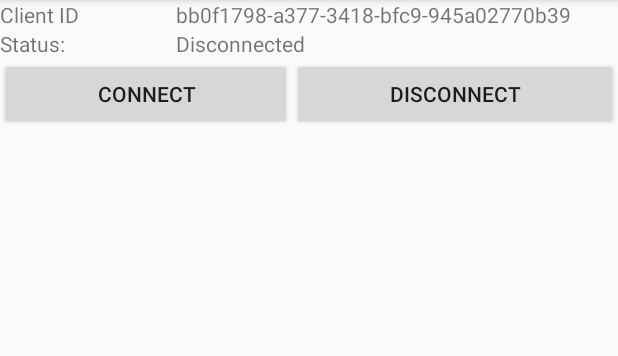
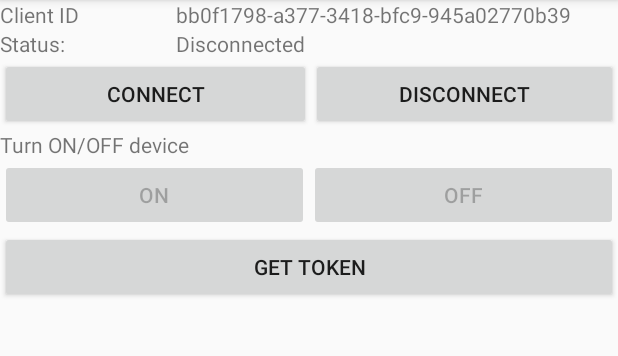
Before and after one commit to matszal/Android_App_4_FYP, an Android app: the screen it shows after launch (MainActivity), on a phone screen of 412 x 824 dp, the part 84-440 px from its top. Run offline under Robolectric (Android 15) with nearby library versions, the phone set to English and light mode, and no system bars; libraries missing offline, so code that uses them is left out: com.amazonaws.auth, com.amazonaws.mobileconnectors, com.amazonaws.regions, com.amazonaws.services, permissions.dispatcher; 21 statements that could not run were skipped.

```diff
--- a/HomeSecurity/app/build.gradle
+++ b/HomeSecurity/app/build.gradle
@@ -33,4 +33,7 @@ dependencies {
     compile 'com.amazonaws:aws-android-sdk-ddb:2.6.+'
     compile 'com.amazonaws:aws-android-sdk-iot:2.6.+'
     implementation 'com.android.support:design:26.1.0'
+    compile 'com.google.firebase:firebase-core:12.0.1'
+    compile 'com.google.firebase:firebase-messaging:12.0.1'
 }
+apply plugin: 'com.google.gms.google-services'
--- a/HomeSecurity/app/src/main/java/com/example/mateusz/homesecurity/MainActivity.java
+++ b/HomeSecurity/app/src/main/java/com/example/mateusz/homesecurity/MainActivity.java
@@ -21,6 +21,7 @@ import com.amazonaws.mobileconnectors.iot.AWSIotKeystoreHelper;
 import com.amazonaws.mobileconnectors.iot.AWSIotMqttClientStatusCallback;
 import com.amazonaws.mobileconnectors.iot.AWSIotMqttLastWillAndTestament;
 import com.amazonaws.mobileconnectors.iot.AWSIotMqttManager;
+import com.amazonaws.mobileconnectors.iot.AWSIotMqttNewMessageCallback;
 import com.amazonaws.mobileconnectors.iot.AWSIotMqttQos;
 import com.amazonaws.regions.Region;
 import com.amazonaws.regions.Regions;
@@ -28,11 +29,14 @@ import com.amazonaws.services.iot.AWSIotClient;
 import com.amazonaws.services.iot.model.AttachPrincipalPolicyRequest;
 import com.amazonaws.services.iot.model.CreateKeysAndCertificateRequest;
 import com.amazonaws.services.iot.model.CreateKeysAndCertificateResult;
+import com.google.firebase.iid.FirebaseInstanceId;
+
 import org.json.JSONException;
 import org.json.JSONObject;
 import java.io.File;
 import java.io.FileInputStream;
 import java.io.IOException;
+import java.io.UnsupportedEncodingException;
 import java.nio.MappedByteBuffer;
 import java.nio.channels.FileChannel;
 import java.nio.charset.Charset;
@@ -70,6 +74,11 @@ public class MainActivity extends AppCompatActivity{
     //TextView keysWindow;
     Button btnConnect;
     Button btnDisconnect;
+    Button btn;
+
+    Button devON;
+    Button devOFF;
+
     TextView tvClientId;
     TextView tvStatus;
 
@@ -77,7 +86,6 @@ public class MainActivity extends AppCompatActivity{
 
     static AWSIotClient mIotAndroidClient;
     static AWSIotMqttManager mqttManager;
-
     CognitoCachingCredentialsProvider credentialsProvider;
 
 
@@ -85,6 +93,7 @@ public class MainActivity extends AppCompatActivity{
     protected void onCreate(Bundle savedInstanceState) {
         super.onCreate(savedInstanceState);
         setContentView(R.layout.activity_main);
+
         //Allowing Strict mode policy for Nougat support
         StrictMode.VmPolicy.Builder builder = new StrictMode.VmPolicy.Builder();
         StrictMode.setVmPolicy(builder.build());
@@ -114,6 +123,22 @@ public class MainActivity extends AppCompatActivity{
         btnConnect.setEnabled(false);
         btnDisconnect = (Button)findViewById(R.id.btnDisconnect);
         btnDisconnect.setOnClickListener(disconnect);
+        devON = (Button) findViewById(R.id.deviceON);
+        devON.setEnabled(false);
+        devON.setOnClickListener(publish);
+        devOFF = (Button)findViewById(R.id.deviceOFF);
+        devOFF.setEnabled(false);
+        devOFF.setOnClickListener(publish2);
+        btn = (Button) findViewById(R.id.getToken);
+        btn.setOnClickListener(new View.OnClickListener() {
+            @Override
+            public void onClick(View view) {
+                String token = FirebaseInstanceId.getInstance().getToken();
+                Log.i("info", token);
+                Toast.makeText(MainActivity.this, token,Toast.LENGTH_SHORT).show();
+            }
+        });
+
 
 
         // MQTT client IDs are required to be unique per AWS IoT account.
@@ -337,8 +362,6 @@ public class MainActivity extends AppCompatActivity{
 
     View.OnClickListener connect = new View.OnClickListener() {
 
-        boolean alreadyEcecuted = false;
-
         @Override
         public void onClick(final View v) {
 
@@ -362,28 +385,33 @@ public class MainActivity extends AppCompatActivity{
                             } else if (status == AWSIotMqttClientStatus.Connected) {
                                 tvStatus.setText("Connected");
                                 btnConnect.setEnabled(false);
-                                if (!alreadyEcecuted){
-                                    Intent intent = new Intent(v.getContext(), TabbedActivity.class);
-                                    v.getContext().startActivity(intent);
-                                    alreadyEcecuted = true;
-                                }
+                                subscribeLed();
+                                devOFF.setEnabled(true);
+                                devON.setEnabled(true);
+                                //if (!alreadyEcecuted){
+                                  //  Intent intent = new Intent(v.getContext(), TabbedActivity.class);
+                                    //v.getContext().startActivity(intent);
+                                    //alreadyEcecuted = true;
+                                //}
 
                             } else if (status == AWSIotMqttClientStatus.Reconnecting) {
                                 if (throwable != null) {
                                     Log.e(LOG_TAG, "Connection error.", throwable);
                                 }
                                 tvStatus.setText("Reconnecting");
-                                alreadyEcecuted = false;
                             } else if (status == AWSIotMqttClientStatus.ConnectionLost) {
                                 if (throwable != null) {
                                     Log.e(LOG_TAG, "Connection error.", throwable);
                                 }
                                 tvStatus.setText("Disconnected");
-                                 alreadyEcecuted = false;
                                 btnConnect.setEnabled(true);
+                                devOFF.setEnabled(false);
+                                devON.setEnabled(false);
                             } else {
                                 tvStatus.setText("Disconnected");
                                 btnConnect.setEnabled(true);
+                                devOFF.setEnabled(false);
+                                devON.setEnabled(false);
                             }
                         }
                     });
@@ -398,6 +426,8 @@ public class MainActivity extends AppCompatActivity{
 
     };
 
+
+
     View.OnClickListener disconnect = new View.OnClickListener() {
         @Override
         public void onClick(View v) {
@@ -411,4 +441,65 @@ public class MainActivity extends AppCompatActivity{
         }
     };
 
+    public void subscribeLed() {
+
+        final String topic = "mytopic/iot/led";
+
+        Log.d(LOG_TAG, "topic = " + topic);
+
+        try {
+            mqttManager.subscribeToTopic(topic, AWSIotMqttQos.QOS0, new AWSIotMqttNewMessageCallback() {
+                @Override
+                public void onMessageArrived(final String topic, final byte[] data) {
+                    try {
+                        String message = new String(data, "UTF-8");
+                        Log.d(LOG_TAG, "Message arrived:");
+                        Log.d(LOG_TAG, "   Topic: " + topic);
+                        Log.d(LOG_TAG, " Message: " + message);
+
+                        //incomingText.append(message+"\n");
+
+                    } catch (UnsupportedEncodingException e) {
+                        Log.e(LOG_TAG, "Message encoding error.", e);
+                    }
+                }
+            });
+
+
+
+        } catch (Exception e) {
+            Log.e(LOG_TAG, "Subscription error.", e);
+        }
+    }
+
+    View.OnClickListener publish = new View.OnClickListener() {
+        @Override
+        public void onClick(View v) {
+
+            final String topic = "mytopic/iot/led";
+            //final String msg = outgoingText.getText().toString();
+
+            try {
+                mqttManager.publishString("on", topic, AWSIotMqttQos.QOS0);
+            } catch (Exception e) {
+                Log.e(LOG_TAG, "Publish error.", e);
+            }
+
+        }
+    };
+    View.OnClickListener publish2 = new View.OnClickListener() {
+        @Override
+        public void onClick(View v) {
+
+            final String topic = "mytopic/iot/led";
+            //final String msg = outgoingText.getText().toString();
+
+            try {
+                mqttManager.publishString("off", topic, AWSIotMqttQos.QOS0);
+            } catch (Exception e) {
+                Log.e(LOG_TAG, "Publish error.", e);
+            }
+
+        }
+    };
 }
--- a/HomeSecurity/app/src/main/res/layout/activity_main.xml
+++ b/HomeSecurity/app/src/main/res/layout/activity_main.xml
@@ -53,7 +53,7 @@
 
         <Button
             android:id="@+id/btnConnect"
-            android:layout_width="wrap_content"
+            android:layout_width="114dp"
             android:layout_height="wrap_content"
             android:layout_weight="1"
             android:text="@string/connect" />
@@ -67,4 +67,50 @@
 
     </LinearLayout>
 
+    <LinearLayout
+        android:layout_width="match_parent"
+        android:layout_height="wrap_content"
+        android:orientation="horizontal">
+
+        <TextView
+            android:id="@+id/textView"
+            android:layout_width="wrap_content"
+            android:layout_height="wrap_content"
+            android:layout_weight="1"
+            android:text="Turn ON/OFF device" />
+    </LinearLayout>
+
+    <LinearLayout
+        android:layout_width="match_parent"
+        android:layout_height="wrap_content"
+        android:orientation="horizontal">
+
+        <Button
+            android:id="@+id/deviceON"
+            android:layout_width="wrap_content"
+            android:layout_height="wrap_content"
+            android:layout_weight="1"
+            android:text="ON" />
+
+        <Button
+            android:id="@+id/deviceOFF"
+            android:layout_width="wrap_content"
+            android:layout_height="wrap_content"
+            android:layout_weight="1"
+            android:text="OFF" />
+    </LinearLayout>
+
+    <LinearLayout
+        android:layout_width="match_parent"
+        android:layout_height="match_parent"
+        android:orientation="horizontal">
+
+        <Button
+            android:id="@+id/getToken"
+            android:layout_width="wrap_content"
+            android:layout_height="wrap_content"
+            android:layout_weight="1"
+            android:text="GET TOKEN" />
+    </LinearLayout>
+
 </LinearLayout>
--- a/HomeSecurity/build.gradle
+++ b/HomeSecurity/build.gradle
@@ -8,6 +8,7 @@ buildscript {
     }
     dependencies {
         classpath 'com.android.tools.build:gradle:3.1.0'
+        classpath 'com.google.gms:google-services:3.2.0'
 
 
         // NOTE: Do not place your application dependencies here; they belong
```
Also changed, not shown: HomeSecurity/app/src/main/AndroidManifest.xml (+20 -3 lines), HomeSecurity/app/src/main/java/com/example/mateusz/homesecurity/FireBaseInstance.java (added, +17 -0 lines), HomeSecurity/app/src/main/java/com/example/mateusz/homesecurity/FireBaseMessage.java (added, +46 -0 lines), 1 other file.
